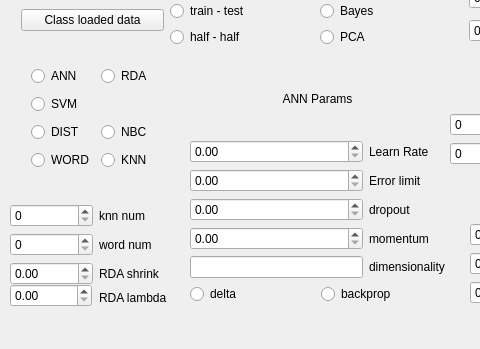
ArtfulVampire/SecondGUIrepo, file net.ui: the form before one commit; both pictures show x 0 to 480 and y 166 to 515 of the 689 by 515 pixel window.
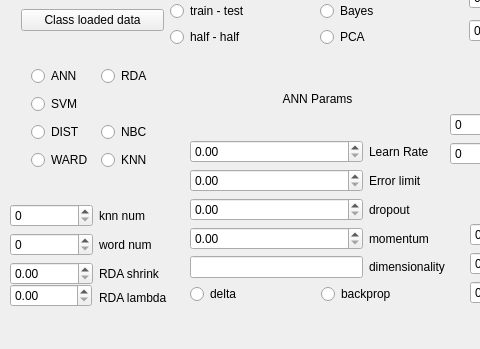
The form after the commit.

Commit message: Replaced WORD with WARD to avoid problems with windows

Patch:
```diff
--- a/net.ui
+++ b/net.ui
@@ -464,7 +464,7 @@
     <item row="3" column="0">
      <widget class="QRadioButton" name="classWORDRadioButton">
       <property name="text">
-       <string>WORD</string>
+       <string>WARD</string>
       </property>
      </widget>
     </item>
```
Left out of the diff: 2 changed lines with no effect on the pictures. The commit also changes 7 other files.
